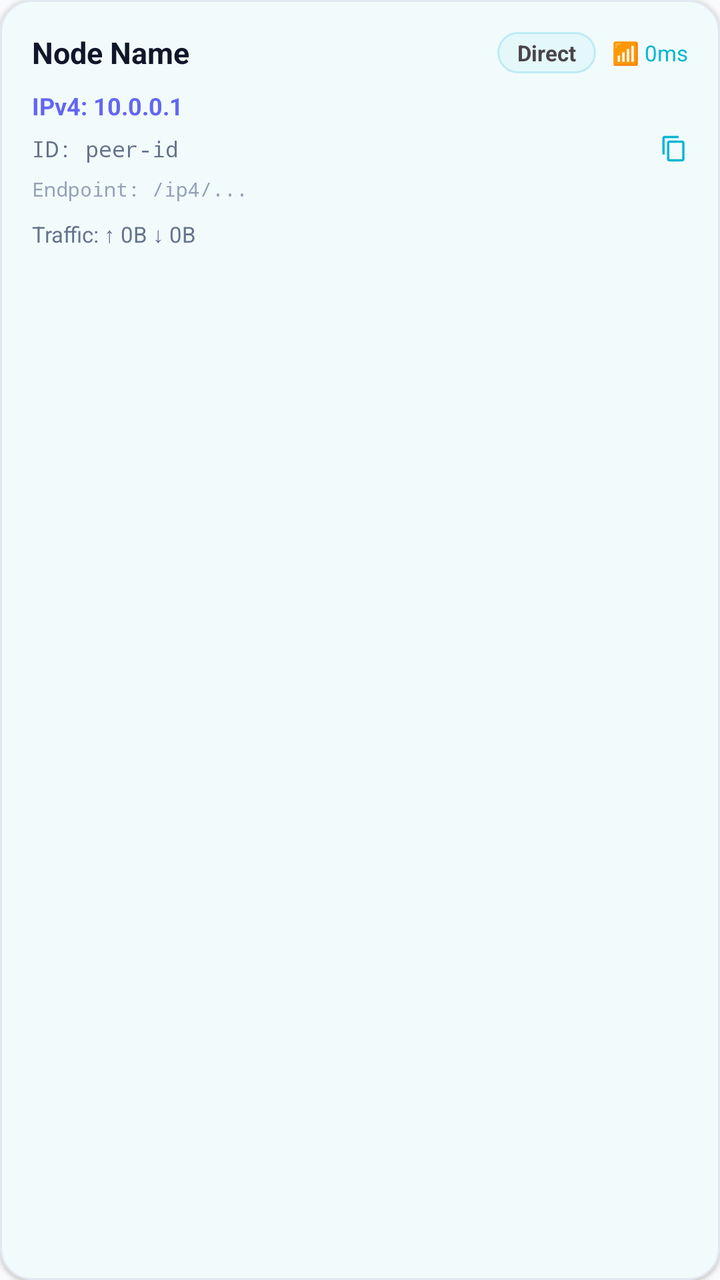
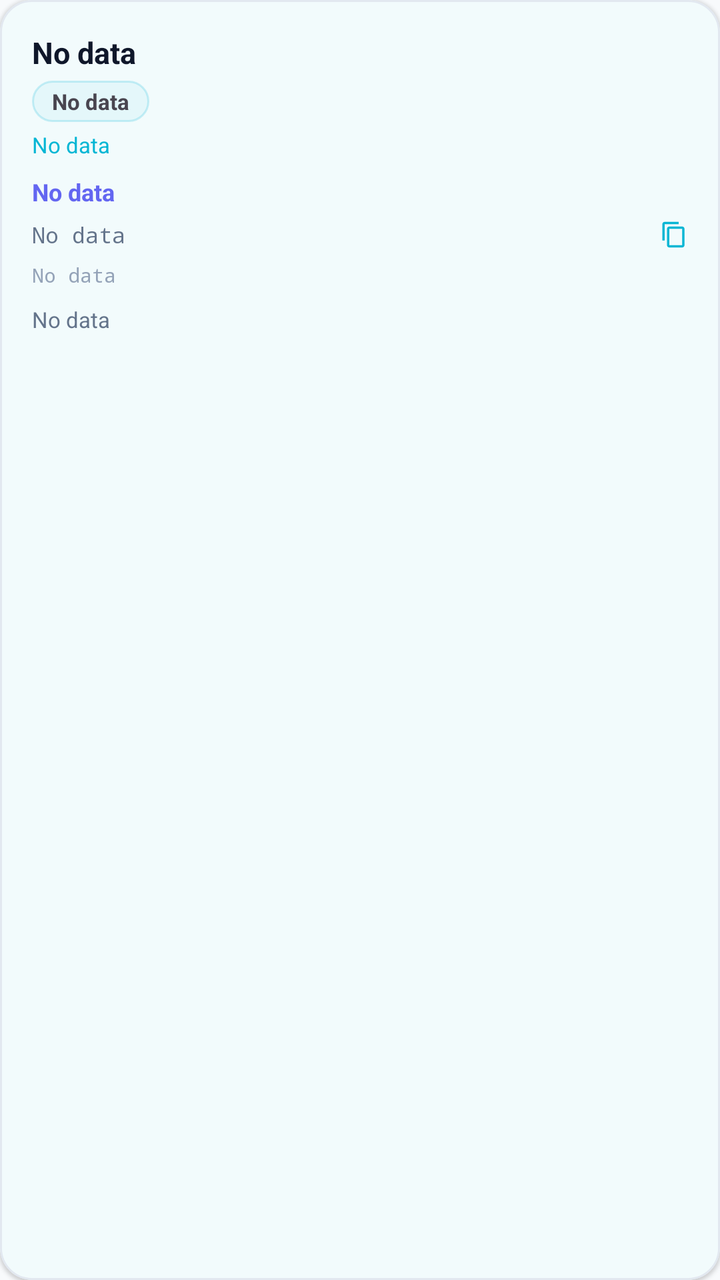

Screens rendered from an Android XML layout before and after an edit, with the pre-edit source and the edit as a unified diff.
<!-- AndroidManifest.xml: application theme Theme.P2ptap -->
<!-- res/layout/item_peer_detail.xml -->
<?xml version="1.0" encoding="utf-8"?>
<com.google.android.material.card.MaterialCardView xmlns:android="http://schemas.android.com/apk/res/android"
    xmlns:app="http://schemas.android.com/apk/res-auto"
    android:layout_width="match_parent"
    android:layout_height="wrap_content"
    android:layout_marginBottom="12dp"
    app:cardCornerRadius="16dp"
    app:cardElevation="1dp"
    app:strokeColor="@color/card_stroke"
    app:strokeWidth="1dp">

    <LinearLayout
        android:layout_width="match_parent"
        android:layout_height="wrap_content"
        android:orientation="vertical"
        android:padding="16dp">

        <LinearLayout
            android:layout_width="match_parent"
            android:layout_height="wrap_content"
            android:gravity="center_vertical"
            android:orientation="horizontal"
            android:layout_marginBottom="8dp">

            <TextView
                android:id="@+id/tvNodeName"
                android:layout_width="0dp"
                android:layout_height="wrap_content"
                android:layout_weight="1"
                android:text="Node Name"
                android:textColor="@color/text_primary"
                android:textSize="15sp"
                android:textStyle="bold" />

            <TextView
                android:id="@+id/tvBadge"
                android:layout_width="wrap_content"
                android:layout_height="wrap_content"
                android:paddingHorizontal="10dp"
                android:paddingVertical="3dp"
                android:text="Direct"
                android:textSize="11sp"
                android:textStyle="bold"
                android:background="@drawable/bg_node_chip" />

            <TextView
                android:id="@+id/tvRtt"
                android:layout_width="wrap_content"
                android:layout_height="wrap_content"
                android:layout_marginStart="8dp"
                android:text="📶 0ms"
                android:textColor="@color/brand_primary"
                android:textSize="11sp" />
        </LinearLayout>

        <TextView
            android:id="@+id/tvIpAddresses"
            android:layout_width="match_parent"
            android:layout_height="wrap_content"
            android:text="IPv4: 10.0.0.1"
            android:textColor="@color/brand_secondary"
            android:textSize="12sp"
            android:textStyle="bold"
            android:layout_marginBottom="6dp" />

        <LinearLayout
            android:id="@+id/layoutPeerId"
            android:layout_width="match_parent"
            android:layout_height="wrap_content"
            android:gravity="center_vertical"
            android:clickable="true"
            android:focusable="true"
            android:background="?attr/selectableItemBackground"
            android:orientation="horizontal"
            android:layout_marginBottom="6dp">

            <TextView
                android:id="@+id/tvPeerId"
                android:layout_width="0dp"
                android:layout_height="wrap_content"
                android:layout_weight="1"
                android:ellipsize="middle"
                android:fontFamily="monospace"
                android:singleLine="true"
                android:text="ID: peer-id"
                android:textColor="@color/text_secondary"
                android:textSize="11sp" />

            <ImageView
                android:layout_width="14dp"
                android:layout_height="14dp"
                android:src="@drawable/ic_copy"
                app:tint="@color/brand_primary" />
        </LinearLayout>

        <TextView
            android:id="@+id/tvEndpoint"
            android:layout_width="match_parent"
            android:layout_height="wrap_content"
            android:fontFamily="monospace"
            android:text="Endpoint: /ip4/..."
            android:textColor="@color/text_muted"
            android:textSize="10sp"
            android:layout_marginBottom="8dp" />

        <TextView
            android:id="@+id/tvTraffic"
            android:layout_width="match_parent"
            android:layout_height="wrap_content"
            android:text="Traffic: ↑ 0B ↓ 0B"
            android:textColor="@color/text_secondary"
            android:textSize="11sp" />

    </LinearLayout>
</com.google.android.material.card.MaterialCardView>
<!-- resources referenced by this layout -->
<resources>
  <color name="brand_primary">#06B6D4</color>
  <color name="brand_secondary">#6366F1</color>
  <color name="card_stroke">#E2E8F0</color>
  <color name="text_muted">#94A3B8</color>
  <color name="text_primary">#0F172A</color>
  <color name="text_secondary">#64748B</color>
  <!-- drawable bg_node_chip (drawable) -->
  <shape xmlns:android="http://schemas.android.com/apk/res/android"
      android:shape="rectangle">
      <solid android:color="#0F06B6D4" />
      <corners android:radius="10dp" />
      <stroke android:width="1dp" android:color="#3306B6D4" />
  </shape>
  <!-- drawable ic_copy (drawable) -->
  <vector xmlns:android="http://schemas.android.com/apk/res/android"
      android:width="24dp"
      android:height="24dp"
      android:viewportWidth="24"
      android:viewportHeight="24">
      <path
          android:fillColor="#FFFFFFFF"
          android:pathData="M16,1H4c-1.1,0 -2,0.9 -2,2v14h2V3h12V1zm3,4H8c-1.1,0 -2,0.9 -2,2v14c0,1.1 0.9,2 2,2h11c1.1,0 2,-0.9 2,-2V7c0,-1.1 -0.9,-2 -2,-2zm0,16H8V7h11v14z" />
  </vector>
  <style name="Theme.P2ptap" parent="Base.Theme.P2ptap" />
  <style name="Base.Theme.P2ptap" parent="Theme.Material3.DayNight.NoActionBar">
          <item name="colorPrimary">@color/brand_primary</item>
          <item name="colorOnPrimary">@color/white</item>
          <item name="colorSecondary">@color/brand_secondary</item>
          <item name="colorOnSecondary">@color/white</item>
          <item name="colorSurface">@color/card_bg</item>
          <item name="colorOnSurface">@color/text_primary</item>
          <item name="colorSurfaceVariant">@color/card_elevated</item>
          <item name="colorOnSurfaceVariant">@color/text_secondary</item>
          <item name="android:statusBarColor">@color/window_bg</item>
          <item name="android:windowLightStatusBar">true</item>
          <item name="android:navigationBarColor">@color/window_bg</item>
          <item name="android:windowLightNavigationBar" tools:targetApi="o_mr1">true</item>
          <item name="android:windowBackground">@color/window_bg</item>
      </style>
  <color name="white">#FFFFFFFF</color>
  <color name="card_bg">#FFFFFF</color>
  <color name="card_elevated">#F1F5F9</color>
  <color name="window_bg">#F8FAFC</color>
</resources>

<!-- the commit's change to res/layout/item_peer_detail.xml (unified diff, before → after) -->
@@ -1,115 +1,17 @@
 <?xml version="1.0" encoding="utf-8"?>
-<com.google.android.material.card.MaterialCardView xmlns:android="http://schemas.android.com/apk/res/android"
-    xmlns:app="http://schemas.android.com/apk/res-auto"
-    android:layout_width="match_parent"
-    android:layout_height="wrap_content"
-    android:layout_marginBottom="12dp"
-    app:cardCornerRadius="16dp"
-    app:cardElevation="1dp"
-    app:strokeColor="@color/card_stroke"
-    app:strokeWidth="1dp">
-
-    <LinearLayout
-        android:layout_width="match_parent"
-        android:layout_height="wrap_content"
-        android:orientation="vertical"
-        android:padding="16dp">
-
-        <LinearLayout
-            android:layout_width="match_parent"
-            android:layout_height="wrap_content"
-            android:gravity="center_vertical"
-            android:orientation="horizontal"
-            android:layout_marginBottom="8dp">
-
-            <TextView
-                android:id="@+id/tvNodeName"
-                android:layout_width="0dp"
-                android:layout_height="wrap_content"
-                android:layout_weight="1"
-                android:text="Node Name"
-                android:textColor="@color/text_primary"
-                android:textSize="15sp"
-                android:textStyle="bold" />
-
-            <TextView
-                android:id="@+id/tvBadge"
-                android:layout_width="wrap_content"
-                android:layout_height="wrap_content"
-                android:paddingHorizontal="10dp"
-                android:paddingVertical="3dp"
-                android:text="Direct"
-                android:textSize="11sp"
-                android:textStyle="bold"
-                android:background="@drawable/bg_node_chip" />
-
-            <TextView
-                android:id="@+id/tvRtt"
-                android:layout_width="wrap_content"
-                android:layout_height="wrap_content"
-                android:layout_marginStart="8dp"
-                android:text="📶 0ms"
-                android:textColor="@color/brand_primary"
-                android:textSize="11sp" />
-        </LinearLayout>
-
-        <TextView
-            android:id="@+id/tvIpAddresses"
-            android:layout_width="match_parent"
-            android:layout_height="wrap_content"
-            android:text="IPv4: 10.0.0.1"
-            android:textColor="@color/brand_secondary"
-            android:textSize="12sp"
-            android:textStyle="bold"
-            android:layout_marginBottom="6dp" />
-
-        <LinearLayout
-            android:id="@+id/layoutPeerId"
-            android:layout_width="match_parent"
-            android:layout_height="wrap_content"
-            android:gravity="center_vertical"
-            android:clickable="true"
-            android:focusable="true"
-            android:background="?attr/selectableItemBackground"
-            android:orientation="horizontal"
-            android:layout_marginBottom="6dp">
-
-            <TextView
-                android:id="@+id/tvPeerId"
-                android:layout_width="0dp"
-                android:layout_height="wrap_content"
-                android:layout_weight="1"
-                android:ellipsize="middle"
-                android:fontFamily="monospace"
-                android:singleLine="true"
-                android:text="ID: peer-id"
-                android:textColor="@color/text_secondary"
-                android:textSize="11sp" />
-
-            <ImageView
-                android:layout_width="14dp"
-                android:layout_height="14dp"
-                android:src="@drawable/ic_copy"
-                app:tint="@color/brand_primary" />
-        </LinearLayout>
-
-        <TextView
-            android:id="@+id/tvEndpoint"
-            android:layout_width="match_parent"
-            android:layout_height="wrap_content"
-            android:fontFamily="monospace"
-            android:text="Endpoint: /ip4/..."
-            android:textColor="@color/text_muted"
-            android:textSize="10sp"
-            android:layout_marginBottom="8dp" />
-
-        <TextView
-            android:id="@+id/tvTraffic"
-            android:layout_width="match_parent"
-            android:layout_height="wrap_content"
-            android:text="Traffic: ↑ 0B ↓ 0B"
-            android:textColor="@color/text_secondary"
-            android:textSize="11sp" />
-
+<com.google.android.material.card.MaterialCardView xmlns:android="http://schemas.android.com/apk/res/android" xmlns:app="http://schemas.android.com/apk/res-auto" android:layout_width="match_parent" android:layout_height="wrap_content" android:layout_marginBottom="12dp" app:cardCornerRadius="16dp" app:cardElevation="1dp" app:strokeColor="@color/card_stroke" app:strokeWidth="1dp">
+  <LinearLayout android:layout_width="match_parent" android:layout_height="wrap_content" android:orientation="vertical" android:padding="16dp">
+    <LinearLayout android:layout_width="match_parent" android:layout_height="wrap_content" android:gravity="center_vertical" android:orientation="vertical" android:layout_marginBottom="8dp">
+      <TextView android:id="@+id/tvNodeName" android:layout_width="match_parent" android:layout_height="wrap_content" android:text="@string/telemetry_unknown" android:textColor="@color/text_primary" android:textSize="15sp" android:textStyle="bold" />
+      <TextView android:id="@+id/tvBadge" android:layout_width="wrap_content" android:layout_height="wrap_content" android:paddingHorizontal="10dp" android:paddingVertical="3dp" android:text="@string/telemetry_unknown" android:textSize="11sp" android:textStyle="bold" android:background="@drawable/bg_node_chip" android:layout_marginTop="4dp" />
+      <TextView android:id="@+id/tvRtt" android:layout_width="wrap_content" android:layout_height="wrap_content" android:text="@string/telemetry_unknown" android:textColor="@color/brand_primary" android:textSize="11sp" android:layout_marginTop="4dp" />
     </LinearLayout>
+    <TextView android:id="@+id/tvIpAddresses" android:layout_width="match_parent" android:layout_height="wrap_content" android:text="@string/telemetry_unknown" android:textColor="@color/brand_secondary" android:textSize="12sp" android:textStyle="bold" android:layout_marginBottom="6dp" />
+    <LinearLayout android:id="@+id/layoutPeerId" android:layout_width="match_parent" android:layout_height="wrap_content" android:gravity="center_vertical" android:clickable="true" android:focusable="true" android:background="?attr/selectableItemBackground" android:orientation="horizontal" android:layout_marginBottom="6dp">
+      <TextView android:id="@+id/tvPeerId" android:layout_width="0dp" android:layout_height="wrap_content" android:layout_weight="1" android:ellipsize="middle" android:fontFamily="monospace" android:singleLine="true" android:text="@string/telemetry_unknown" android:textColor="@color/text_secondary" android:textSize="11sp" />
+      <ImageView android:layout_width="14dp" android:layout_height="14dp" android:src="@drawable/ic_copy" app:tint="@color/brand_primary" />
+    </LinearLayout>
+    <TextView android:id="@+id/tvEndpoint" android:layout_width="match_parent" android:layout_height="wrap_content" android:fontFamily="monospace" android:text="@string/telemetry_unknown" android:textColor="@color/text_muted" android:textSize="10sp" android:layout_marginBottom="8dp" />
+    <TextView android:id="@+id/tvTraffic" android:layout_width="match_parent" android:layout_height="wrap_content" android:text="@string/telemetry_unknown" android:textColor="@color/text_secondary" android:textSize="11sp" />
+  </LinearLayout>
 </com.google.android.material.card.MaterialCardView>
<!-- resource entries referenced after the edit -->
@@ -23,6 +23,7 @@
           android:fillColor="#FFFFFFFF"
           android:pathData="M16,1H4c-1.1,0 -2,0.9 -2,2v14h2V3h12V1zm3,4H8c-1.1,0 -2,0.9 -2,2v14c0,1.1 0.9,2 2,2h11c1.1,0 2,-0.9 2,-2V7c0,-1.1 -0.9,-2 -2,-2zm0,16H8V7h11v14z" />
   </vector>
+  <string name="telemetry_unknown">No data</string>
   <style name="Theme.P2ptap" parent="Base.Theme.P2ptap" />
   <style name="Base.Theme.P2ptap" parent="Theme.Material3.DayNight.NoActionBar">
           <item name="colorPrimary">@color/brand_primary</item>
